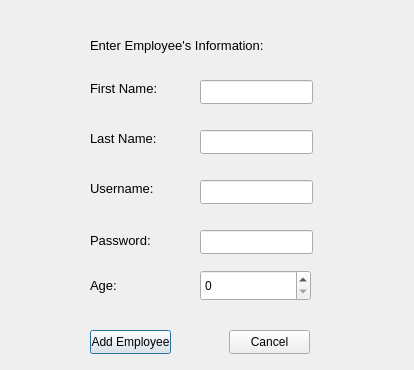
Above: source/manageraddemployeedialog.ui from NimaMousavian/FBT-Market-Management-Application before the change. Below: the same form after it.
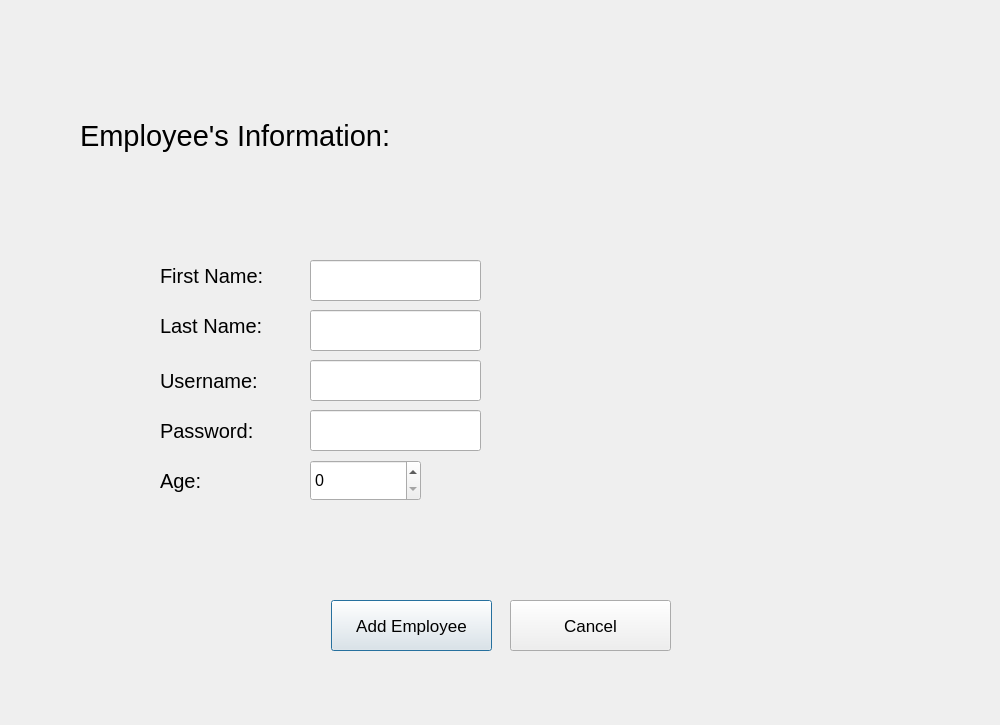
That is the form after the change. Icons and pictures are not drawn.

What changed in the file:
```diff
--- a/source/manageraddemployeedialog.ui
+++ b/source/manageraddemployeedialog.ui
@@ -6,8 +6,8 @@
    <rect>
     <x>0</x>
     <y>0</y>
-    <width>414</width>
-    <height>370</height>
+    <width>1000</width>
+    <height>725</height>
    </rect>
   </property>
   <property name="windowTitle">
@@ -16,15 +16,15 @@
   <widget class="QLabel" name="fname_lable">
    <property name="geometry">
     <rect>
-     <x>90</x>
-     <y>80</y>
-     <width>91</width>
-     <height>16</height>
+     <x>160</x>
+     <y>240</y>
+     <width>141</width>
+     <height>71</height>
     </rect>
    </property>
    <property name="font">
     <font>
-     <pointsize>10</pointsize>
+     <pointsize>15</pointsize>
     </font>
    </property>
    <property name="text">
@@ -34,55 +34,78 @@
   <widget class="QLineEdit" name="lname_le">
    <property name="geometry">
     <rect>
-     <x>200</x>
-     <y>130</y>
-     <width>113</width>
-     <height>24</height>
+     <x>310</x>
+     <y>310</y>
+     <width>171</width>
+     <height>41</height>
     </rect>
    </property>
+   <property name="font">
+    <font>
+     <pointsize>12</pointsize>
+    </font>
+   </property>
   </widget>
   <widget class="QSpinBox" name="ageSpinBox">
    <property name="geometry">
     <rect>
-     <x>200</x>
-     <y>270</y>
+     <x>310</x>
+     <y>460</y>
      <width>111</width>
-     <height>31</height>
+     <height>41</height>
     </rect>
    </property>
+   <property name="font">
+    <font>
+     <pointsize>12</pointsize>
+    </font>
+   </property>
+   <property name="cursor">
+    <cursorShape>PointingHandCursor</cursorShape>
+   </property>
   </widget>
   <widget class="QLineEdit" name="fname_le">
    <property name="geometry">
     <rect>
-     <x>200</x>
-     <y>80</y>
-     <width>113</width>
-     <height>24</height>
+     <x>310</x>
+     <y>260</y>
+     <width>171</width>
+     <height>41</height>
     </rect>
    </property>
+   <property name="font">
+    <font>
+     <pointsize>12</pointsize>
+    </font>
+   </property>
   </widget>
   <widget class="QLineEdit" name="usrname_le">
    <property name="geometry">
     <rect>
-     <x>200</x>
-     <y>180</y>
-     <width>113</width>
-     <height>24</height>
+     <x>310</x>
+     <y>360</y>
+     <width>171</width>
+     <height>41</height>
     </rect>
    </property>
+   <property name="font">
+    <font>
+     <pointsize>12</pointsize>
+    </font>
+   </property>
   </widget>
   <widget class="QLabel" name="usrname_lable">
    <property name="geometry">
     <rect>
-     <x>90</x>
-     <y>180</y>
-     <width>91</width>
-     <height>16</height>
+     <x>160</x>
+     <y>360</y>
+     <width>131</width>
+     <height>41</height>
     </rect>
    </property>
    <property name="font">
     <font>
-     <pointsize>10</pointsize>
+     <pointsize>15</pointsize>
     </font>
    </property>
    <property name="text">
@@ -92,43 +115,48 @@
   <widget class="QLabel" name="title_label">
    <property name="geometry">
     <rect>
-     <x>90</x>
-     <y>30</y>
-     <width>231</width>
-     <height>31</height>
+     <x>80</x>
+     <y>100</y>
+     <width>431</width>
+     <height>71</height>
     </rect>
    </property>
    <property name="font">
     <font>
-     <pointsize>10</pointsize>
+     <pointsize>22</pointsize>
     </font>
    </property>
    <property name="text">
-    <string>Enter Employee's Information:</string>
+    <string>Employee's Information:</string>
    </property>
   </widget>
   <widget class="QLineEdit" name="pass_le">
    <property name="geometry">
     <rect>
-     <x>200</x>
-     <y>230</y>
-     <width>113</width>
-     <height>24</height>
+     <x>310</x>
+     <y>410</y>
+     <width>171</width>
+     <height>41</height>
     </rect>
    </property>
+   <property name="font">
+    <font>
+     <pointsize>12</pointsize>
+    </font>
+   </property>
   </widget>
   <widget class="QLabel" name="age_lable">
    <property name="geometry">
     <rect>
-     <x>90</x>
-     <y>270</y>
-     <width>55</width>
-     <height>31</height>
+     <x>160</x>
+     <y>460</y>
+     <width>81</width>
+     <height>41</height>
     </rect>
    </property>
    <property name="font">
     <font>
-     <pointsize>10</pointsize>
+     <pointsize>15</pointsize>
     </font>
    </property>
    <property name="text">
@@ -138,15 +166,15 @@
   <widget class="QLabel" name="pass_lable">
    <property name="geometry">
     <rect>
-     <x>90</x>
-     <y>230</y>
-     <width>81</width>
-     <height>21</height>
+     <x>160</x>
+     <y>410</y>
+     <width>131</width>
+     <height>41</height>
     </rect>
    </property>
    <property name="font">
     <font>
-     <pointsize>10</pointsize>
+     <pointsize>15</pointsize>
     </font>
    </property>
    <property name="text">
@@ -156,15 +184,15 @@
   <widget class="QLabel" name="lname_lable">
    <property name="geometry">
     <rect>
-     <x>90</x>
-     <y>130</y>
-     <width>91</width>
-     <height>16</height>
+     <x>160</x>
+     <y>300</y>
+     <width>131</width>
+     <height>51</height>
     </rect>
    </property>
    <property name="font">
     <font>
-     <pointsize>10</pointsize>
+     <pointsize>15</pointsize>
     </font>
    </property>
    <property name="text">
@@ -174,12 +202,20 @@
   <widget class="QPushButton" name="pushButton">
    <property name="geometry">
     <rect>
-     <x>90</x>
-     <y>330</y>
-     <width>81</width>
-     <height>24</height>
+     <x>331</x>
+     <y>600</y>
+     <width>161</width>
+     <height>51</height>
     </rect>
    </property>
+   <property name="font">
+    <font>
+     <pointsize>13</pointsize>
+    </font>
+   </property>
+   <property name="cursor">
+    <cursorShape>PointingHandCursor</cursorShape>
+   </property>
    <property name="text">
     <string>Add Employee</string>
    </property>
@@ -187,16 +223,43 @@
   <widget class="QPushButton" name="pushButton_2">
    <property name="geometry">
     <rect>
-     <x>229</x>
-     <y>330</y>
-     <width>81</width>
-     <height>24</height>
+     <x>510</x>
+     <y>600</y>
+     <width>161</width>
+     <height>51</height>
     </rect>
    </property>
+   <property name="font">
+    <font>
+     <pointsize>13</pointsize>
+    </font>
+   </property>
+   <property name="cursor">
+    <cursorShape>PointingHandCursor</cursorShape>
+   </property>
    <property name="text">
     <string>Cancel</string>
    </property>
   </widget>
+  <widget class="QLabel" name="label">
+   <property name="geometry">
+    <rect>
+     <x>420</x>
+     <y>0</y>
+     <width>551</width>
+     <height>551</height>
+    </rect>
+   </property>
+   <property name="text">
+    <string/>
+   </property>
+   <property name="pixmap">
+    <pixmap>:/addEmployee.png</pixmap>
+   </property>
+   <property name="scaledContents">
+    <bool>true</bool>
+   </property>
+  </widget>
  </widget>
  <resources/>
  <connections/>
```
